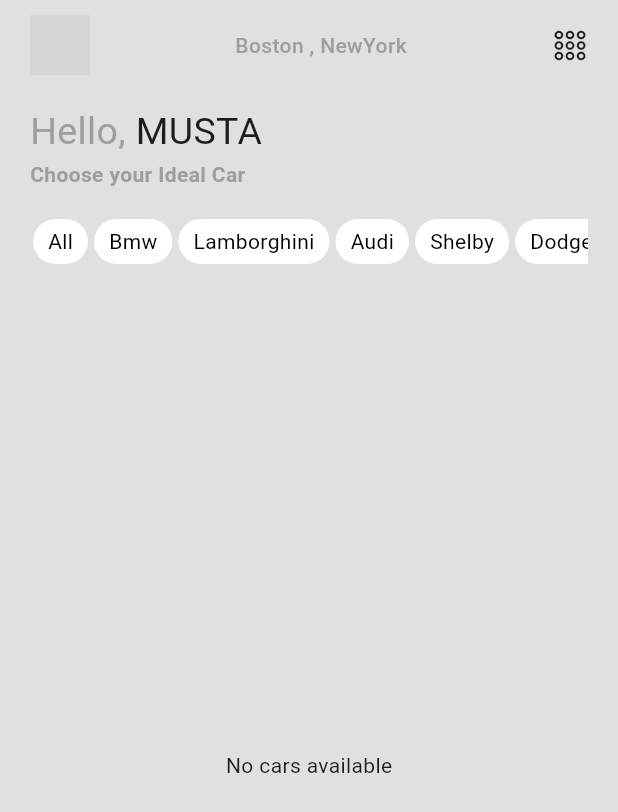
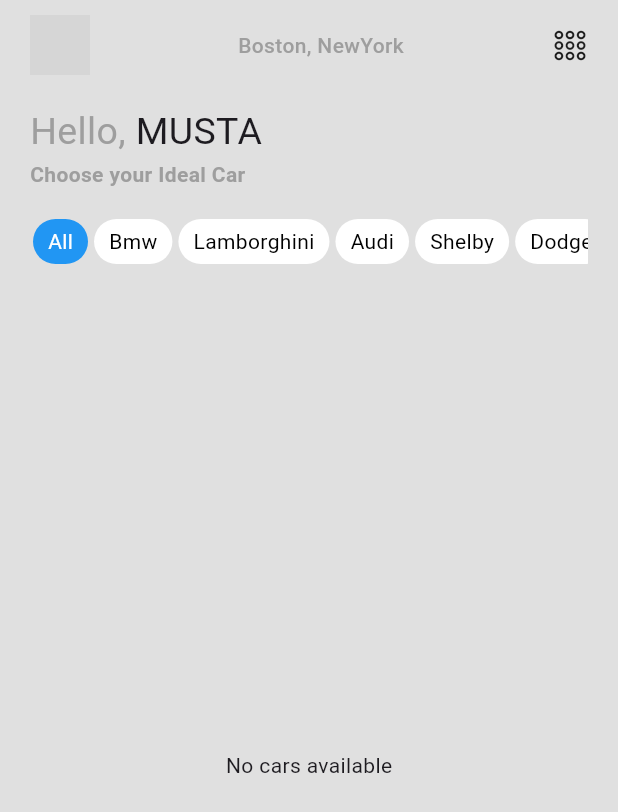
Before and after one commit to MustafaAlneami/CARMART, a Flutter app: the screen it shows after launch, on a phone screen of 412 x 824 dp. Shown: the top 812 px of the screen. Run offline on Flutter 3.47's test engine with Material 3 defaults, Android fonts, the phone set to English and light mode, and no system bars; our stand-ins replace cloud_firestore, dropdown_button2, firebase_core, firebase_storage, image_picker; accounts and stored records are empty; network calls fail; grey boxes are pictures that could not be loaded.

Commit message:
Start cooking something

```diff
--- a/lib/features/home/home_page.dart
+++ b/lib/features/home/home_page.dart
@@ -23,6 +23,7 @@ class _HomePage extends State<HomePage> {
     'Dodge',
     'Mercedes'
   ];
+
   @override
   Widget build(BuildContext context) {
     return Scaffold(
@@ -49,7 +50,7 @@ class _HomePage extends State<HomePage> {
                   ),
                 ),
                 const CustomText(
-                  text: "Boston , NewYork",
+                  text: "Boston, NewYork",
                   fontSize: 14,
                   fontWeight: FontWeight.w500,
                   color: Colors.grey,
@@ -88,14 +89,17 @@ class _HomePage extends State<HomePage> {
                     child: Padding(
                       padding: const EdgeInsets.symmetric(horizontal: 2.0),
                       child: CustomContainer(
-                        color:
-                            selectedBrand == brand ? Colors.blue : Colors.white,
+                        color: (selectedBrand == brand ||
+                                (selectedBrand == null && brand == 'All'))
+                            ? Colors.blue
+                            : Colors.white,
                         radius: 20,
                         padding: const EdgeInsets.symmetric(
                             vertical: 5, horizontal: 10),
                         child: CustomText(
                             text: brand,
-                            color: selectedBrand == brand
+                            color: (selectedBrand == brand ||
+                                    (selectedBrand == null && brand == 'All'))
                                 ? Colors.white
                                 : Colors.black),
                       ),
@@ -105,12 +109,14 @@ class _HomePage extends State<HomePage> {
               ),
             ),
             const SizedBox(height: 20),
-            //TODO: remember the list.generate and gridview.builder
-            //TODO and the firebase stuff
             Expanded(
               child: StreamBuilder<QuerySnapshot>(
-                stream:
-                    FirebaseFirestore.instance.collection('cars').snapshots(),
+                stream: selectedBrand == null
+                    ? FirebaseFirestore.instance.collection('cars').snapshots()
+                    : FirebaseFirestore.instance
+                        .collection('cars')
+                        .where('brand', isEqualTo: selectedBrand)
+                        .snapshots(),
                 builder: (context, snapshot) {
                   if (snapshot.connectionState == ConnectionState.waiting) {
                     return Center(child: CircularProgressIndicator());
@@ -126,7 +132,7 @@ class _HomePage extends State<HomePage> {
                     itemCount: cars.length,
                     gridDelegate: SliverGridDelegateWithFixedCrossAxisCount(
                       crossAxisCount: 2,
-                      childAspectRatio: 1 / 1.4,
+                      childAspectRatio: 1 / 1.2,
                       mainAxisSpacing: 10,
                       crossAxisSpacing: 5,
                     ),
```
